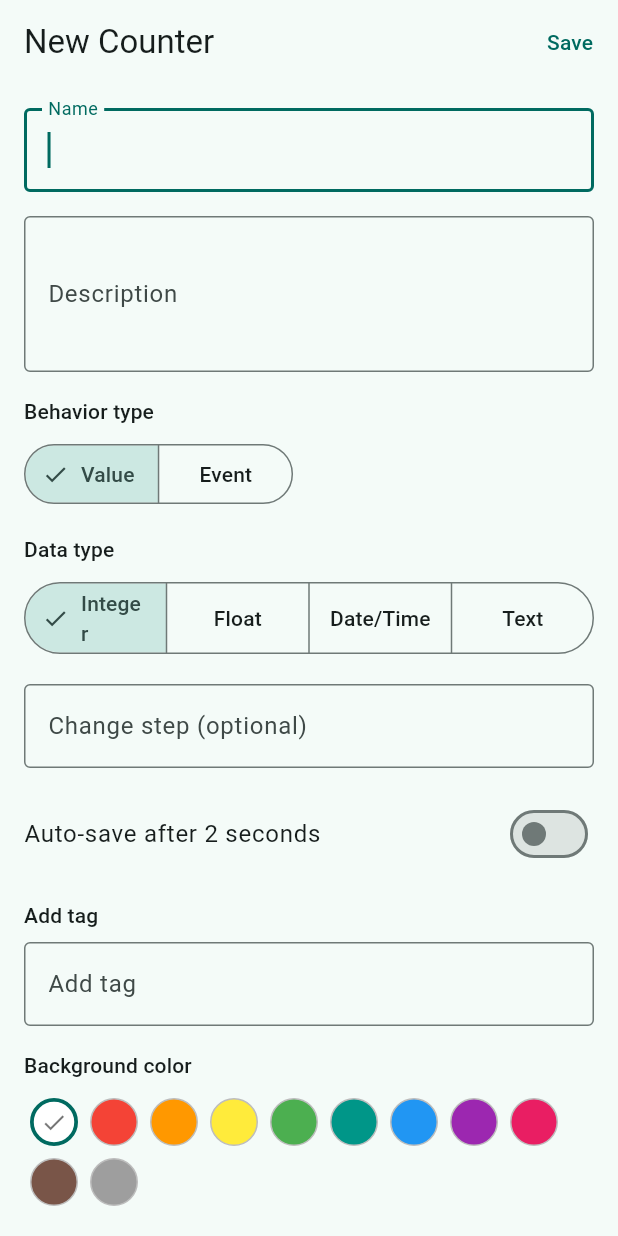
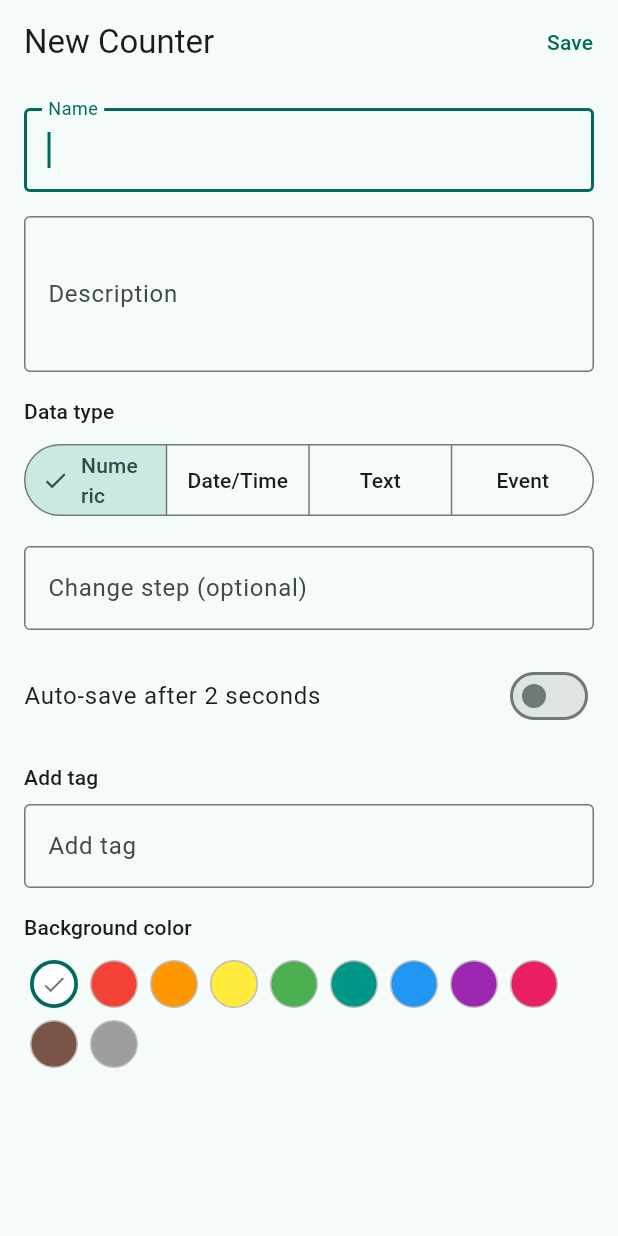
Before and after one commit to RettPop/counters, a Flutter app: the CounterEditScreen screen opened by its route, on a phone screen of 412 x 824 dp. Run offline on Flutter 3.47's test engine with Material 3 defaults, Android fonts, the phone set to English and light mode, and no system bars; our stand-ins replace drift, drift_flutter, fl_chart, flutter_riverpod, go_router, image_picker; accounts and stored records are empty; generated files the repository leaves out were written again.

Commit message:
feat: collapse BehaviorType into DataType; add Numeric, remove Integer/Float
- DataType enum: numeric | datetime | freeText | event (BehaviorType removed)
- DB schema v3 migration: integer/float→numeric, behaviorType=event→dataType=event
- behaviorType column made nullable and no longer written (column retained for SQLite compat)
- Single 4-option type picker in edit screen replaces the two separate selectors
- Event counters: Log button hidden; Start/Continue/Finish remain; keyboard type fixed
- Chart and step buttons gate on DataType.numeric only
- All callers updated; flutter analyze clean; all 64 tests pass

Co-Authored-By: Claude Sonnet 4.6 <noreply@anthropic.com>

```diff
--- a/lib/db/daos/counters_dao.dart
+++ b/lib/db/daos/counters_dao.dart
@@ -59,13 +59,12 @@ class CountersDao extends DatabaseAccessor<AppDatabase>
       id: row.id,
       name: row.name,
       description: row.description,
-      behaviorType: domain.BehaviorType.values.firstWhere(
-        (e) => e.name == row.behaviorType,
-        orElse: () => domain.BehaviorType.value,
-      ),
       dataType: domain.DataType.values.firstWhere(
         (e) => e.name == row.dataType,
-        orElse: () => domain.DataType.freeText,
+        orElse: () {
+          assert(false, 'Unknown dataType "${row.dataType}" for counter ${row.id}');
+          return domain.DataType.freeText;
+        },
       ),
       tags: List.unmodifiable(() {
         try {
@@ -88,7 +87,6 @@ class CountersDao extends DatabaseAccessor<AppDatabase>
       id: Value(c.id),
       name: Value(c.name),
       description: Value(c.description),
-      behaviorType: Value(c.behaviorType.name),
       dataType: Value(c.dataType.name),
       tags: Value(jsonEncode(c.tags)),
       changeStep: Value(c.changeStep),
--- a/lib/db/tables/counters_table.dart
+++ b/lib/db/tables/counters_table.dart
@@ -4,7 +4,7 @@ class Counters extends Table {
   TextColumn get id => text()();
   TextColumn get name => text()();
   TextColumn get description => text().withDefault(const Constant(''))();
-  TextColumn get behaviorType => text()();
+  TextColumn get behaviorType => text().nullable()();
   TextColumn get dataType => text()();
   TextColumn get tags => text().withDefault(const Constant('[]'))();
   TextColumn get changeStep => text().nullable()();
--- a/lib/l10n/app_localizations.dart
+++ b/lib/l10n/app_localizations.dart
@@ -284,12 +284,6 @@ abstract class AppLocalizations {
   /// **'Auto-save after 2 seconds'**
   String get labelAutoSave;
 
-  /// No description provided for @labelBehaviorType.
-  ///
-  /// In en, this message translates to:
-  /// **'Behavior type'**
-  String get labelBehaviorType;
-
   /// No description provided for @labelDataType.
   ///
   /// In en, this message translates to:
@@ -302,29 +296,11 @@ abstract class AppLocalizations {
   /// **'Background color'**
   String get labelBackgroundColor;
 
-  /// No description provided for @behaviorTypeValue.
+  /// No description provided for @dataTypeNumeric.
   ///
   /// In en, this message translates to:
-  /// **'Value'**
-  String get behaviorTypeValue;
-
-  /// No description provided for @behaviorTypeEvent.
-  ///
-  /// In en, this message translates to:
-  /// **'Event'**
-  String get behaviorTypeEvent;
-
-  /// No description provided for @dataTypeInteger.
-  ///
-  /// In en, this message translates to:
-  /// **'Integer'**
-  String get dataTypeInteger;
-
-  /// No description provided for @dataTypeFloat.
-  ///
-  /// In en, this message translates to:
-  /// **'Float'**
-  String get dataTypeFloat;
+  /// **'Numeric'**
+  String get dataTypeNumeric;
 
   /// No description provided for @dataTypeDateTime.
   ///
@@ -337,6 +313,12 @@ abstract class AppLocalizations {
   /// In en, this message translates to:
   /// **'Text'**
   String get dataTypeFreeText;
+
+  /// No description provided for @dataTypeEvent.
+  ///
+  /// In en, this message translates to:
+  /// **'Event'**
+  String get dataTypeEvent;
 
   /// No description provided for @eventTypeStart.
   ///
--- a/lib/l10n/app_localizations_en.dart
+++ b/lib/l10n/app_localizations_en.dart
@@ -104,31 +104,22 @@ class AppLocalizationsEn extends AppLocalizations {
   String get labelAutoSave => 'Auto-save after 2 seconds';
 
   @override
-  String get labelBehaviorType => 'Behavior type';
-
-  @override
   String get labelDataType => 'Data type';
 
   @override
   String get labelBackgroundColor => 'Background color';
 
   @override
-  String get behaviorTypeValue => 'Value';
-
-  @override
-  String get behaviorTypeEvent => 'Event';
-
-  @override
-  String get dataTypeInteger => 'Integer';
-
-  @override
-  String get dataTypeFloat => 'Float';
+  String get dataTypeNumeric => 'Numeric';
 
   @override
   String get dataTypeDateTime => 'Date/Time';
 
   @override
   String get dataTypeFreeText => 'Text';
+
+  @override
+  String get dataTypeEvent => 'Event';
 
   @override
   String get eventTypeStart => 'Start';
--- a/lib/l10n/intl_en.arb
+++ b/lib/l10n/intl_en.arb
@@ -98,26 +98,14 @@
   "labelAutoSave": "Auto-save after 2 seconds",
   "@labelAutoSave": {},
 
-  "labelBehaviorType": "Behavior type",
-  "@labelBehaviorType": {},
-
   "labelDataType": "Data type",
   "@labelDataType": {},
 
   "labelBackgroundColor": "Background color",
   "@labelBackgroundColor": {},
 
-  "behaviorTypeValue": "Value",
-  "@behaviorTypeValue": {},
-
-  "behaviorTypeEvent": "Event",
-  "@behaviorTypeEvent": {},
-
-  "dataTypeInteger": "Integer",
-  "@dataTypeInteger": {},
-
-  "dataTypeFloat": "Float",
-  "@dataTypeFloat": {},
+  "dataTypeNumeric": "Numeric",
+  "@dataTypeNumeric": {},
 
   "dataTypeDateTime": "Date/Time",
   "@dataTypeDateTime": {},
@@ -175,5 +163,8 @@
   "@inlineNoteCollapse": {},
 
   "inlineNoteSaved": "Entry saved",
-  "@inlineNoteSaved": {}
+  "@inlineNoteSaved": {},
+
+  "dataTypeEvent": "Event",
+  "@dataTypeEvent": {}
 }
--- a/lib/models/counter.dart
+++ b/lib/models/counter.dart
@@ -1,15 +1,12 @@
 import 'sentinel.dart';
 
-enum BehaviorType { value, event }
-
-enum DataType { integer, float, datetime, freeText }
+enum DataType { numeric, datetime, freeText, event }
 
 class Counter {
   Counter({
     required this.id,
     required this.name,
     this.description = '',
-    required this.behaviorType,
     required this.dataType,
     required List<String> tags,
     this.changeStep,
@@ -23,11 +20,9 @@ class Counter {
   final String id;
   final String name;
   final String description;
-  final BehaviorType behaviorType;
   final DataType dataType;
   final List<String> tags;
   final String? changeStep;
-  // Stores color as ARGB integer (same encoding as Flutter's Color.value).
   final int? backgroundColor;
   final bool autoSave;
   final DateTime createdAt;
@@ -38,7 +33,6 @@ class Counter {
     String? id,
     String? name,
     String? description,
-    BehaviorType? behaviorType,
     DataType? dataType,
     List<String>? tags,
     Object? changeStep = kSentinel,
@@ -52,7 +46,6 @@ class Counter {
       id: id ?? this.id,
       name: name ?? this.name,
       description: description ?? this.description,
-      behaviorType: behaviorType ?? this.behaviorType,
       dataType: dataType ?? this.dataType,
       tags: tags ?? this.tags,
       changeStep:
--- a/lib/screens/counter_detail/counter_detail_screen.dart
+++ b/lib/screens/counter_detail/counter_detail_screen.dart
@@ -19,11 +19,7 @@ import 'history_entry_tile.dart';
 
 const _uuid = Uuid();
 
-String _formatValue(double val, DataType dataType) {
-  if (dataType == DataType.integer) {
-    return val.truncate().toString();
-  }
-  // float: up to 2 decimals, trim trailing zeros
+String _formatValue(double val) {
   String s = val.toStringAsFixed(2);
   s = s.replaceAll(RegExp(r'0+$'), '');
   s = s.replaceAll(RegExp(r'\.$'), '');
@@ -190,7 +186,7 @@ class _CounterDetailScreenState extends ConsumerState<CounterDetailScreen> {
     if (step == null) return;
     final lastValue = lastEntry?.numericValue ?? 0;
     final newValue = lastValue + (step * multiplier);
-    final formatted = _formatValue(newValue, counter.dataType);
+    final formatted = _formatValue(newValue);
     final comment = _commentController.text.trim();
     final now = DateTime.now();
     final entry = CounterEntry(
@@ -249,8 +245,7 @@ class _CounterDetailScreenState extends ConsumerState<CounterDetailScreen> {
   bool _showStepButtons(Counter counter) {
     if (counter.changeStep == null) return false;
     if (double.tryParse(counter.changeStep!) == null) return false;
-    return counter.dataType == DataType.integer ||
-        counter.dataType == DataType.float;
+    return counter.dataType == DataType.numeric;
   }
 
   Widget _buildInputSection(
@@ -259,14 +254,14 @@ class _CounterDetailScreenState extends ConsumerState<CounterDetailScreen> {
 
     TextInputType keyboardType;
     switch (counter.dataType) {
-      case DataType.integer:
-        keyboardType = TextInputType.number;
-      case DataType.float:
+      case DataType.numeric:
         keyboardType = const TextInputType.numberWithOptions(decimal: true);
       case DataType.datetime:
         keyboardType = TextInputType.datetime;
       case DataType.freeText:
         keyboardType = TextInputType.multiline;
+      case DataType.event:
+        keyboardType = TextInputType.text;
     }
 
     return Padding(
@@ -352,7 +347,7 @@ class _CounterDetailScreenState extends ConsumerState<CounterDetailScreen> {
           ],
 
           // Event buttons (event behavior type)
-          if (counter.behaviorType == BehaviorType.event) ...[
+          if (counter.dataType == DataType.event) ...[
             Row(
               children: [
                 Expanded(
@@ -380,7 +375,8 @@ class _CounterDetailScreenState extends ConsumerState<CounterDetailScreen> {
             const SizedBox(height: 16),
           ],
 
-          // Log button
+          // Log button (not shown for event counters — they use Start/Continue/Finish)
+          if (counter.dataType != DataType.event) ...[
             SizedBox(
               width: double.infinity,
               child: ElevatedButton(
@@ -388,6 +384,7 @@ class _CounterDetailScreenState extends ConsumerState<CounterDetailScreen> {
                 child: Text(l10n.buttonLog),
               ),
             ),
+          ],
         ],
       ),
     );
--- a/lib/screens/counter_detail/counter_history_chart.dart
+++ b/lib/screens/counter_detail/counter_history_chart.dart
@@ -21,8 +21,7 @@ class CounterHistoryChart extends StatelessWidget {
   Widget build(BuildContext context) {
     final l10n = AppLocalizations.of(context)!;
 
-    if (counter.dataType != DataType.integer &&
-        counter.dataType != DataType.float) {
+    if (counter.dataType != DataType.numeric) {
       return const SizedBox.shrink();
     }
 
--- a/lib/screens/counter_detail/history_entry_tile.dart
+++ b/lib/screens/counter_detail/history_entry_tile.dart
@@ -101,7 +101,7 @@ class HistoryEntryTile extends ConsumerWidget {
     final l10n = AppLocalizations.of(context)!;
     final theme = Theme.of(context);
     final textTheme = theme.textTheme;
-    final isEventCounter = counter.behaviorType == BehaviorType.event;
+    final isEventCounter = counter.dataType == DataType.event;
     final hasComment =
         entry.comment != null && entry.comment!.isNotEmpty;
 
--- a/lib/screens/counter_edit/counter_edit_screen.dart
+++ b/lib/screens/counter_edit/counter_edit_screen.dart
@@ -31,7 +31,6 @@ class _CounterEditScreenState extends ConsumerState<CounterEditScreen> {
   late final TextEditingController _changeStepController;
   late final TextEditingController _tagInputController;
 
-  late BehaviorType _selectedBehaviorType;
   late DataType _selectedDataType;
   late List<String> _tags;
   late int? _selectedColor;
@@ -69,8 +68,7 @@ class _CounterEditScreenState extends ConsumerState<CounterEditScreen> {
     _descriptionController = TextEditingController(text: c?.description ?? '');
     _changeStepController = TextEditingController(text: c?.changeStep ?? '');
     _tagInputController = TextEditingController();
-    _selectedBehaviorType = c?.behaviorType ?? BehaviorType.value;
-    _selectedDataType = c?.dataType ?? DataType.integer;
+    _selectedDataType = c?.dataType ?? DataType.numeric;
     _tags = List<String>.from(c?.tags ?? []);
     _selectedColor = c?.backgroundColor;
     _autoSave = c?.autoSave ?? false;
@@ -83,7 +81,6 @@ class _CounterEditScreenState extends ConsumerState<CounterEditScreen> {
     _descriptionController.text = c.description;
     _changeStepController.text = c.changeStep ?? '';
     setState(() {
-      _selectedBehaviorType = c.behaviorType;
       _selectedDataType = c.dataType;
       _tags = List<String>.from(c.tags);
       _selectedColor = c.backgroundColor;
@@ -110,7 +107,6 @@ class _CounterEditScreenState extends ConsumerState<CounterEditScreen> {
       id: isCreating ? _uuid.v4() : _counter!.id,
       name: _nameController.text.trim(),
       description: _descriptionController.text.trim(),
-      behaviorType: _selectedBehaviorType,
       dataType: _selectedDataType,
       tags: _tags,
       changeStep: _changeStepController.text.trim().isEmpty
@@ -192,8 +188,7 @@ class _CounterEditScreenState extends ConsumerState<CounterEditScreen> {
 
     final isCreating = _counter == null;
     final title = isCreating ? l10n.newCounterTitle : l10n.editCounterTitle;
-    final showNumericFields = _selectedDataType == DataType.integer ||
-        _selectedDataType == DataType.float;
+    final showNumericFields = _selectedDataType == DataType.numeric;
 
     return Scaffold(
       appBar: AppBar(
@@ -248,30 +243,7 @@ class _CounterEditScreenState extends ConsumerState<CounterEditScreen> {
               ),
               const SizedBox(height: 16),
 
-              // 3. Behavior type
-              Text(
-                l10n.labelBehaviorType,
-                style: Theme.of(context).textTheme.labelLarge,
-              ),
-              const SizedBox(height: 8),
-              SegmentedButton<BehaviorType>(
-                segments: [
-                  ButtonSegment(
-                    value: BehaviorType.value,
-                    label: Text(l10n.behaviorTypeValue),
-                  ),
-                  ButtonSegment(
-                    value: BehaviorType.event,
-                    label: Text(l10n.behaviorTypeEvent),
-                  ),
-                ],
-                selected: {_selectedBehaviorType},
-                onSelectionChanged: (s) =>
-                    setState(() => _selectedBehaviorType = s.first),
-              ),
-              const SizedBox(height: 16),
-
-              // 4. Data type
+              // 3. Data type
               Text(
                 l10n.labelDataType,
                 style: Theme.of(context).textTheme.labelLarge,
@@ -280,12 +252,8 @@ class _CounterEditScreenState extends ConsumerState<CounterEditScreen> {
               SegmentedButton<DataType>(
                 segments: [
                   ButtonSegment(
-                    value: DataType.integer,
-                    label: Text(l10n.dataTypeInteger),
-                  ),
-                  ButtonSegment(
-                    value: DataType.float,
-                    label: Text(l10n.dataTypeFloat),
+                    value: DataType.numeric,
+                    label: Text(l10n.dataTypeNumeric),
                   ),
                   ButtonSegment(
                     value: DataType.datetime,
@@ -294,6 +262,10 @@ class _CounterEditScreenState extends ConsumerState<CounterEditScreen> {
                   ButtonSegment(
                     value: DataType.freeText,
                     label: Text(l10n.dataTypeFreeText),
+                  ),
+                  ButtonSegment(
+                    value: DataType.event,
+                    label: Text(l10n.dataTypeEvent),
                   ),
                 ],
                 selected: {_selectedDataType},
--- a/lib/screens/counter_list/counter_cell.dart
+++ b/lib/screens/counter_list/counter_cell.dart
@@ -22,11 +22,7 @@ String _formatLastChanged(DateTime dt) {
   return '$d $mon $y, $h:$m';
 }
 
-String _formatValue(double val, DataType dataType) {
-  if (dataType == DataType.integer) {
-    return val.truncate().toString();
-  }
-  // float: up to 2 decimals, trim trailing zeros
+String _formatValue(double val) {
   String s = val.toStringAsFixed(2);
   s = s.replaceAll(RegExp(r'0+$'), '');
   s = s.replaceAll(RegExp(r'\.$'), '');
@@ -41,8 +37,7 @@ class CounterCell extends ConsumerWidget {
   bool get _showQuickActions {
     if (counter.changeStep == null) return false;
     if (double.tryParse(counter.changeStep!) == null) return false;
-    return counter.dataType == DataType.integer ||
-        counter.dataType == DataType.float;
+    return counter.dataType == DataType.numeric;
   }
 
   /// Applies a step change to the counter. [multiplier] is +1.0 for increment,
@@ -56,7 +51,7 @@ class CounterCell extends ConsumerWidget {
     if (step == null) return;
     final lastValue = lastEntry?.numericValue ?? 0;
     final newValue = lastValue + (step * multiplier);
-    final formatted = _formatValue(newValue, counter.dataType);
+    final formatted = _formatValue(newValue);
 
     final now = DateTime.now();
     final entry = CounterEntry(
```
Also changed, not shown: lib/db/database.dart (+9 -1 lines), lib/l10n/app_localizations_sv.dart (+4 -13 lines), lib/l10n/intl_sv.arb (+3 -6 lines), lib/db/database.g.dart, 3 other files. Lines whose indentation alone changed are shown as unchanged.
